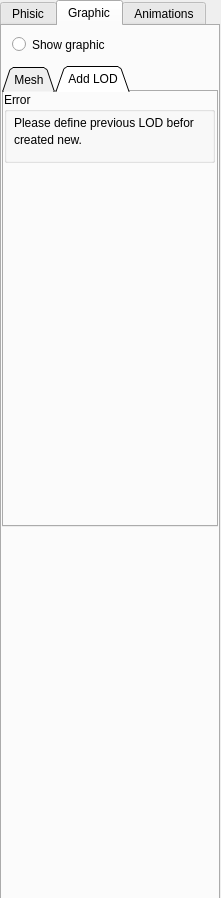
Before: the Qt Designer form DUMPViewer/GUI/toolwidget.ui in IgorPetrov0/DUMPViewer, drawn with Qt 5.
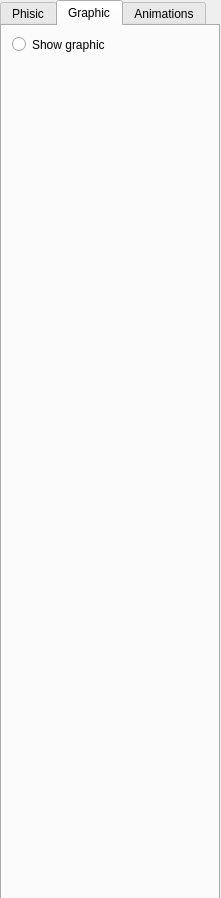
After: the same form once the commit is applied. The open tabs and pages were chosen to show the change. Custom widgets are drawn as their Qt base class.

The edit to the form file:
```diff
--- a/DUMPViewer/GUI/toolwidget.ui
+++ b/DUMPViewer/GUI/toolwidget.ui
@@ -23,7 +23,7 @@
     </rect>
    </property>
    <property name="currentIndex">
-    <number>1</number>
+    <number>2</number>
    </property>
    <widget class="QWidget" name="phisicTabWidget">
     <attribute name="title">
@@ -60,83 +60,6 @@
     <attribute name="title">
      <string>Graphic</string>
     </attribute>
-    <widget class="QTabWidget" name="graphicTab">
-     <property name="geometry">
-      <rect>
-       <x>0</x>
-       <y>40</y>
-       <width>216</width>
-       <height>461</height>
-      </rect>
-     </property>
-     <property name="tabShape">
-      <enum>QTabWidget::Triangular</enum>
-     </property>
-     <property name="currentIndex">
-      <number>0</number>
-     </property>
-     <property name="usesScrollButtons">
-      <bool>true</bool>
-     </property>
-     <property name="documentMode">
-      <bool>false</bool>
-     </property>
-     <property name="tabsClosable">
-      <bool>false</bool>
-     </property>
-     <widget class="meshTab" name="meshTabBar">
-      <property name="contextMenuPolicy">
-       <enum>Qt::DefaultContextMenu</enum>
-      </property>
-      <attribute name="title">
-       <string>Mesh</string>
-      </attribute>
-     </widget>
-     <widget class="QWidget" name="plusLODTabBar">
-      <attribute name="title">
-       <string>Add LOD</string>
-      </attribute>
-      <widget class="QGroupBox" name="groupBox">
-       <property name="geometry">
-        <rect>
-         <x>0</x>
-         <y>0</y>
-         <width>211</width>
-         <height>71</height>
-        </rect>
-       </property>
-       <property name="title">
-        <string>Error</string>
-       </property>
-       <widget class="QLabel" name="label">
-        <property name="geometry">
-         <rect>
-          <x>10</x>
-          <y>20</y>
-          <width>191</width>
-          <height>21</height>
-         </rect>
-        </property>
-        <property name="text">
-         <string>Please define previous LOD befor </string>
-        </property>
-       </widget>
-       <widget class="QLabel" name="label_2">
-        <property name="geometry">
-         <rect>
-          <x>10</x>
-          <y>40</y>
-          <width>151</width>
-          <height>16</height>
-         </rect>
-        </property>
-        <property name="text">
-         <string>created new.</string>
-        </property>
-       </widget>
-      </widget>
-     </widget>
-    </widget>
     <widget class="QRadioButton" name="showRadioButton">
      <property name="geometry">
       <rect>
@@ -161,13 +84,13 @@
     <attribute name="title">
      <string>Animations</string>
     </attribute>
-    <widget class="animTab" name="animationWidget" native="true">
+    <widget class="dvBaseWidget" name="widget" native="true">
      <property name="geometry">
       <rect>
-       <x>0</x>
-       <y>0</y>
-       <width>216</width>
-       <height>898</height>
+       <x>10</x>
+       <y>10</y>
+       <width>201</width>
+       <height>101</height>
       </rect>
      </property>
     </widget>
@@ -188,15 +111,9 @@
    <container>1</container>
   </customwidget>
   <customwidget>
-   <class>meshTab</class>
+   <class>dvBaseWidget</class>
    <extends>QWidget</extends>
-   <header location="global">GUI/tabs/meshtab.h</header>
-   <container>1</container>
-  </customwidget>
-  <customwidget>
-   <class>animTab</class>
-   <extends>QWidget</extends>
-   <header location="global">GUI/tabs/animtab.h</header>
+   <header location="global">GUI/widgets/dvbasewidget.h</header>
    <container>1</container>
   </customwidget>
  </customwidgets>
```
